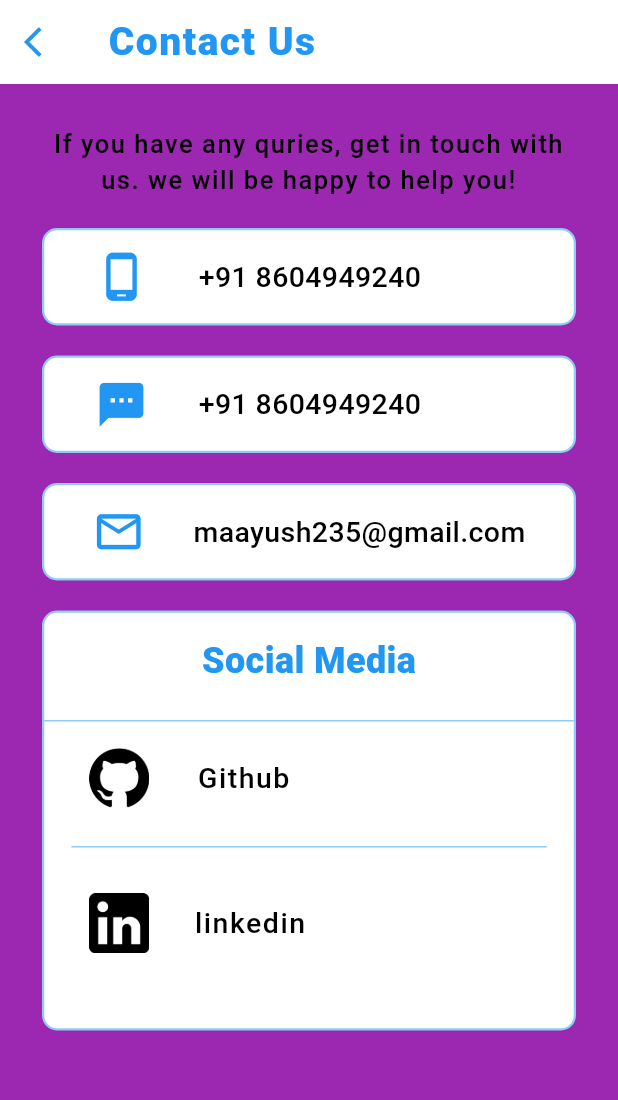
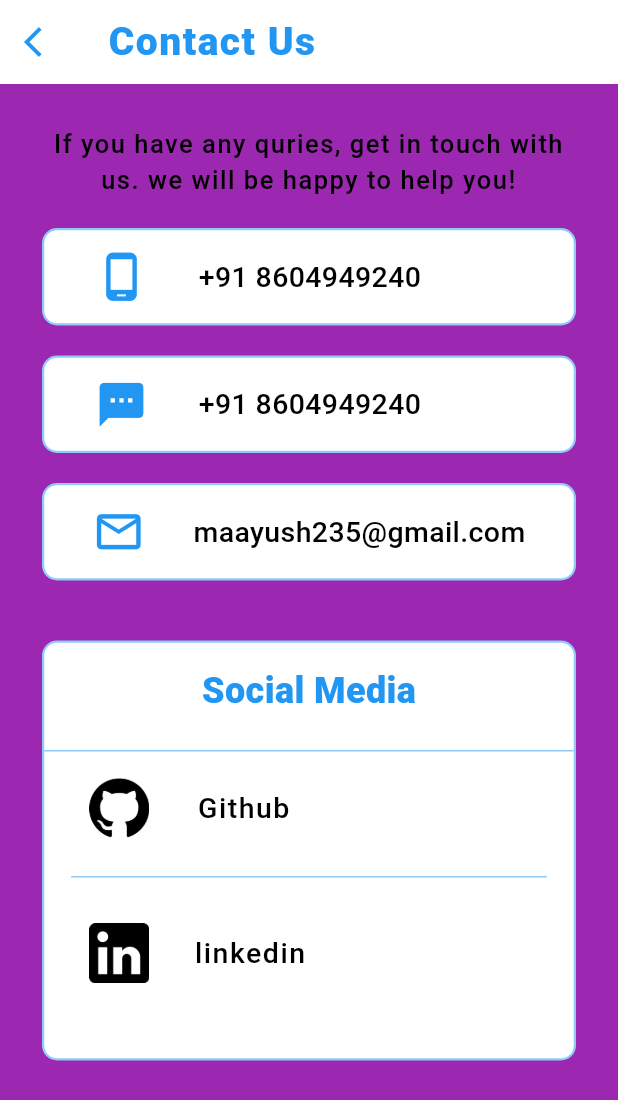
Before and after one commit to MauryaAayush/advflutterch_1, a Flutter app: the screen it shows after launch, on a phone screen of 412 x 824 dp. Shown: the top 1100 px of the screen. Run offline on Flutter 3.47's test engine with Material 3 defaults, Android fonts, the phone set to English and light mode, and no system bars; our stand-ins replace shared_preferences.

Commit message:
Radhey Radhey

```diff
--- a/lib/screens/Contact/Views/Contact_Screen/Contact_Screen.dart
+++ b/lib/screens/Contact/Views/Contact_Screen/Contact_Screen.dart
@@ -1,3 +1,4 @@
+import 'package:flutter/cupertino.dart';
 import 'package:flutter/material.dart';
 
 class Contact_Page extends StatelessWidget {
@@ -39,7 +40,12 @@ class Contact_Page extends StatelessWidget {
               SizedBox(
                 height: 20,
               ),
-              Container(
+
+              GestureDetector(
+                onTap: () {
+
+                },
+                child: Container(
                   height: 65,
                   width: 400,
                   decoration: BoxDecoration(
@@ -71,9 +77,12 @@ class Contact_Page extends StatelessWidget {
                     ],
                   ),
                 ),
+              ),
+
               SizedBox(
                 height: 20,
               ),
+
               Container(
                 height: 65,
                 width: 400,
@@ -106,9 +115,11 @@ class Contact_Page extends StatelessWidget {
                   ],
                 ),
               ),
+
               SizedBox(
                 height: 20,
               ),
+
               Container(
                 height: 65,
                 width: 400,
@@ -141,9 +152,11 @@ class Contact_Page extends StatelessWidget {
                   ],
                 ),
               ),
+
               SizedBox(
-                height: 20,
+                height: 40,
               ),
+
               Container(
                 height: 280,
                 width: 400,
```
Lines whose indentation alone changed are shown as unchanged.
